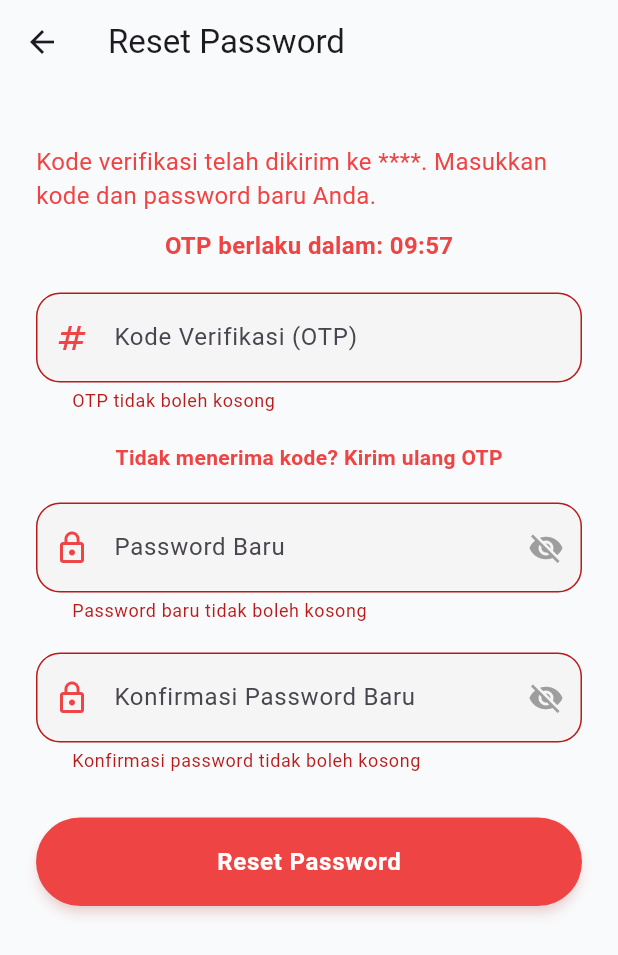
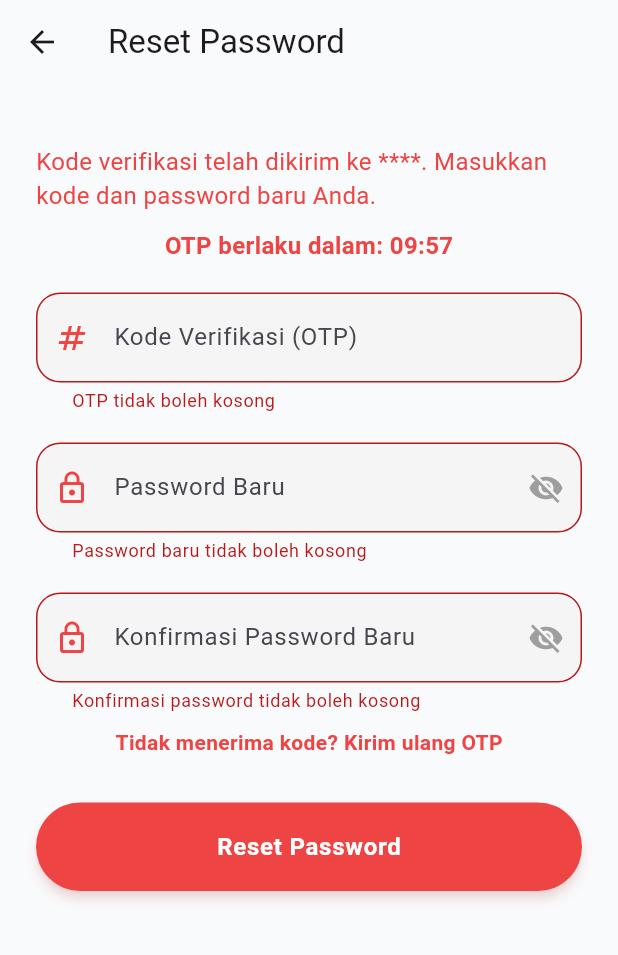
Before and after one commit to moqi201/absensi, a Flutter app: the ResetPasswordScreen screen opened directly with empty values, after a tap on "Reset Password", on a phone screen of 412 x 824 dp. Shown: the top 955 px of the screen. Run offline on Flutter 3.47's test engine with Material 3 defaults, Android fonts, the phone set to English and light mode, and no system bars; our stand-ins replace fl_chart, geocoding, geolocator, image_picker, shared_preferences; accounts and stored records are empty; network calls fail.

Commit message:
Fix forgot password

```diff
--- a/lib/data/service/api_service.dart
+++ b/lib/data/service/api_service.dart
@@ -166,7 +166,7 @@ class ApiService {
     required String email,
     required String otp,
   }) async {
-    final url = Uri.parse('$_baseUrl/forgot-password');
+    final url = Uri.parse('$_baseUrl/verify-otp');
     try {
       final response = await http.post(
         url,
--- a/lib/screens/auth/forgot_password.dart
+++ b/lib/screens/auth/forgot_password.dart
@@ -29,10 +29,10 @@ class _ForgotPasswordScreenState extends State<ForgotPasswordScreen> {
 
       final String email = _emailController.text.trim();
       // MEMANGGIL verifyOtp DENGAN OTP KOSONG SESUAI PERMINTAAN ANDA
-      final response = await _apiService.verifyOtp(
+      final response = await _apiService.forgotPassword(
         // <--- PERUBAHAN DI SINI
-        email: email,
-        otp: '', // Mengirim OTP kosong/string kosong untuk memicu pengiriman
+        email:
+            email, // Mengirim OTP kosong/string kosong untuk memicu pengiriman
       );
 
       setState(() {
--- a/lib/screens/auth/reset_password.dart
+++ b/lib/screens/auth/reset_password.dart
@@ -1,7 +1,6 @@
 // lib/screens/reset_password_screen.dart
 
-import 'dart:async'; // Import untuk menggunakan Timer
-
+import 'dart:async';
 import 'package:absensi/constants/app_colors.dart';
 import 'package:absensi/data/service/api_service.dart';
 import 'package:absensi/routes/app_router.dart';
@@ -39,13 +38,18 @@ class _ResetPasswordScreenState extends State<ResetPasswordScreen> {
   @override
   void initState() {
     super.initState();
-    _startTimer(); // Mulai timer saat layar diinisialisasi
+    // Jika OTP sudah dikirim sebelum masuk layar ini, mulai timer.
+    // Jika layar ini adalah tempat OTP pertama kali dikirim, Anda mungkin ingin
+    // memicu _resendOtp() di sini juga. Tapi dari konteks, sepertinya OTP
+    // sudah dikirim di ForgotPasswordScreen.
+    _startTimer();
   }
 
   // --- Fungsi Timer ---
   void _startTimer() {
     _otpExpired = false; // Reset status kadaluarsa
     _currentSeconds = _startMinutes * 60; // Set total detik
+    _timer?.cancel(); // Pastikan timer sebelumnya dibatalkan jika ada
     _timer = Timer.periodic(const Duration(seconds: 1), (timer) {
       if (_currentSeconds <= 0) {
         timer.cancel();
@@ -67,6 +71,7 @@ class _ResetPasswordScreenState extends State<ResetPasswordScreen> {
     return '$minutes:$seconds';
   }
 
+  // --- FUNGSI UTAMA UNTUK TOMBOL RESET PASSWORD ---
   Future<void> _resetPasswordProcess() async {
     if (_formKey.currentState!.validate()) {
       if (_otpExpired) {
@@ -77,7 +82,7 @@ class _ResetPasswordScreenState extends State<ResetPasswordScreen> {
             ),
           );
         }
-        return; // Hentikan proses jika OTP sudah kadaluarsa
+        return;
       }
 
       setState(() {
@@ -89,17 +94,10 @@ class _ResetPasswordScreenState extends State<ResetPasswordScreen> {
       final String newPassword = _newPasswordController.text.trim();
       final String confirmPassword = _confirmPasswordController.text.trim();
 
-      // Step 1: Verify OTP first (using the verifyOtp API)
-      final verifyResponse = await _apiService.verifyOtp(
+      // --- Panggil langsung API resetPassword ---
+      final resetResponse = await _apiService.resetPassword(
         email: email,
         otp: otp,
-      );
-
-      if (verifyResponse.statusCode == 200) {
-        // Step 2: If OTP is successfully verified, proceed to reset password
-        final resetResponse = await _apiService.resetPassword(
-          email: email,
-          otp: otp, // OTP yang sama digunakan untuk reset
         newPassword: newPassword,
         newPasswordConfirmation: confirmPassword,
       );
@@ -120,28 +118,11 @@ class _ResetPasswordScreenState extends State<ResetPasswordScreen> {
           Navigator.popUntil(context, ModalRoute.withName(AppRoutes.login));
         }
       } else {
+        // Handle error dari resetPassword API
         String errorMessage =
             resetResponse.message ?? 'Failed to reset password.';
         if (resetResponse.errors != null) {
           resetResponse.errors!.forEach((key, value) {
-              // Corrected from resetResponse.errors! to response.errors! if response is not explicitly defined in the scope
-              errorMessage += '\n$key: ${(value as List).join(', ')}';
-            });
-          }
-          if (mounted) {
-            ScaffoldMessenger.of(
-              context,
-            ).showSnackBar(SnackBar(content: Text(errorMessage)));
-          }
-        }
-      } else {
-        // Handle errors from OTP verification API call
-        setState(() {
-          _isLoading = false;
-        });
-        String errorMessage = verifyResponse.message ?? 'Failed to verify OTP.';
-        if (verifyResponse.errors != null) {
-          verifyResponse.errors!.forEach((key, value) {
             errorMessage += '\n$key: ${(value as List).join(', ')}';
           });
         }
@@ -154,16 +135,14 @@ class _ResetPasswordScreenState extends State<ResetPasswordScreen> {
     }
   }
 
+  // --- FUNGSI UNTUK MENGIRIM ULANG OTP ---
   Future<void> _resendOtp() async {
     setState(() {
       _isLoading = true;
     });
 
-    // Panggil verifyOtp dengan OTP kosong untuk meminta OTP ulang
-    final response = await _apiService.verifyOtp(
-      email: widget.email,
-      otp: '', // Mengirim OTP kosong untuk memicu pengiriman ulang
-    );
+    // Panggil API forgotPassword untuk meminta OTP ulang
+    final response = await _apiService.forgotPassword(email: widget.email);
 
     setState(() {
       _isLoading = false;
@@ -198,7 +177,7 @@ class _ResetPasswordScreenState extends State<ResetPasswordScreen> {
     _otpController.dispose();
     _newPasswordController.dispose();
     _confirmPasswordController.dispose();
-    _timer?.cancel(); // Batalkan timer saat widget dihapus
+    _timer?.cancel();
     super.dispose();
   }
 
@@ -220,14 +199,10 @@ class _ResetPasswordScreenState extends State<ResetPasswordScreen> {
             children: [
               Text(
                 "Kode verifikasi telah dikirim ke **${widget.email}**. Masukkan kode dan password baru Anda.",
-                style: const TextStyle(
-                  fontSize: 16,
-                  color:
-                      AppColors
-                          .primary, // Ganti kembali ke AppColors.textPrimary
+                style: const TextStyle(fontSize: 16, color: AppColors.primary),
               ),
-              ),
-              const SizedBox(height: 10), // Spasi lebih sedikit
+              const SizedBox(height: 10),
+
               // --- Tampilan Timer ---
               Center(
                 child:
@@ -235,9 +210,7 @@ class _ResetPasswordScreenState extends State<ResetPasswordScreen> {
                         ? Text(
                           'OTP Kadaluarsa. Silakan minta ulang.',
                           style: TextStyle(
-                            color:
-                                AppColors
-                                    .error, // Gunakan warna merah untuk kadaluarsa
+                            color: AppColors.error,
                             fontWeight: FontWeight.bold,
                           ),
                         )
@@ -249,13 +222,13 @@ class _ResetPasswordScreenState extends State<ResetPasswordScreen> {
                             color:
                                 _currentSeconds < 60
                                     ? AppColors.error
-                                    : AppColors
-                                        .primary, // Merah jika sisa kurang dari 1 menit
+                                    : AppColors.primary,
                           ),
                         ),
               ),
-              const SizedBox(height: 20), // Spasi setelah timer
+              const SizedBox(height: 20),
 
+              // --- Urutan Input Field Baru ---
               CustomInputField(
                 controller: _otpController,
                 hintText: 'Kode Verifikasi (OTP)',
@@ -272,26 +245,7 @@ class _ResetPasswordScreenState extends State<ResetPasswordScreen> {
                 },
               ),
               const SizedBox(height: 20),
-              Center(
-                child: GestureDetector(
-                  onTap:
-                      _isLoading || !_otpExpired
-                          ? null
-                          : _resendOtp, // Tombol resend hanya aktif jika OTP sudah kadaluarsa dan tidak loading
-                  child: Text(
-                    "Tidak menerima kode? Kirim ulang OTP",
-                    style: TextStyle(
-                      color:
-                          _isLoading || !_otpExpired
-                              ? AppColors
-                                  .primary // Warna abu-abu jika tidak aktif atau loading
-                              : AppColors.primary,
-                      fontWeight: FontWeight.bold,
-                    ),
-                  ),
-                ),
-              ),
-              const SizedBox(height: 20),
+
               CustomInputField(
                 controller: _newPasswordController,
                 hintText: 'Password Baru',
@@ -314,6 +268,7 @@ class _ResetPasswordScreenState extends State<ResetPasswordScreen> {
                 },
               ),
               const SizedBox(height: 20),
+
               CustomInputField(
                 controller: _confirmPasswordController,
                 hintText: 'Konfirmasi Password Baru',
@@ -335,7 +290,25 @@ class _ResetPasswordScreenState extends State<ResetPasswordScreen> {
                   return null;
                 },
               ),
+              const SizedBox(height: 10),
+
+              Center(
+                child: GestureDetector(
+                  onTap: _isLoading || !_otpExpired ? null : _resendOtp,
+                  child: Text(
+                    "Tidak menerima kode? Kirim ulang OTP",
+                    style: TextStyle(
+                      color:
+                          _isLoading || !_otpExpired
+                              ? AppColors.primary
+                              : AppColors.primary,
+                      fontWeight: FontWeight.bold,
+                    ),
+                  ),
+                ),
+              ),
               const SizedBox(height: 30),
+
               _isLoading
                   ? const Center(
                     child: CircularProgressIndicator(color: AppColors.primary),
```
Lines whose indentation alone changed are shown as unchanged.
